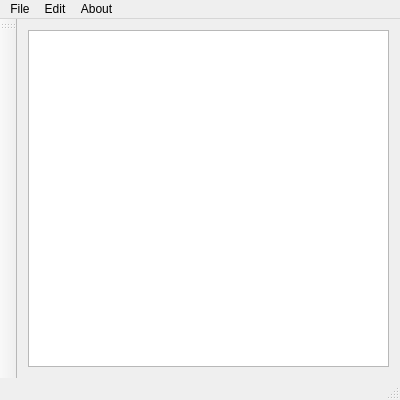
First picture: the form in mainwindow.ui, repository ZeroDot1/Clevit, before the edit.
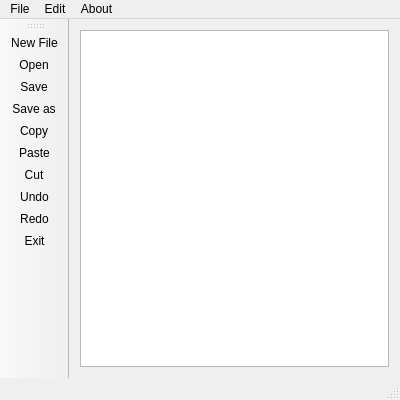
Second picture: the form after the edit. Icons and pictures are not drawn.

Commit message:
* Title shows the current path or the path of the open text file   and when you write some new text and doesn't save e add a '*'   on the window title
* Add icons (designed by Gnome Project)

Diff of the .ui file:
```diff
--- a/mainwindow.ui
+++ b/mainwindow.ui
@@ -70,6 +70,16 @@
    <attribute name="toolBarBreak">
     <bool>false</bool>
    </attribute>
+   <addaction name="actionNew_File"/>
+   <addaction name="actionOpen"/>
+   <addaction name="actionSave"/>
+   <addaction name="actionSave_as"/>
+   <addaction name="actionCopy"/>
+   <addaction name="actionPaste"/>
+   <addaction name="actionCut"/>
+   <addaction name="actionUndo"/>
+   <addaction name="actionRedo"/>
+   <addaction name="actionExit"/>
   </widget>
   <widget class="QStatusBar" name="statusBar"/>
   <action name="actionOpen">
```
Left out of the diff: 46 changed lines with no effect on the pictures. The commit also changes 15 other files.
